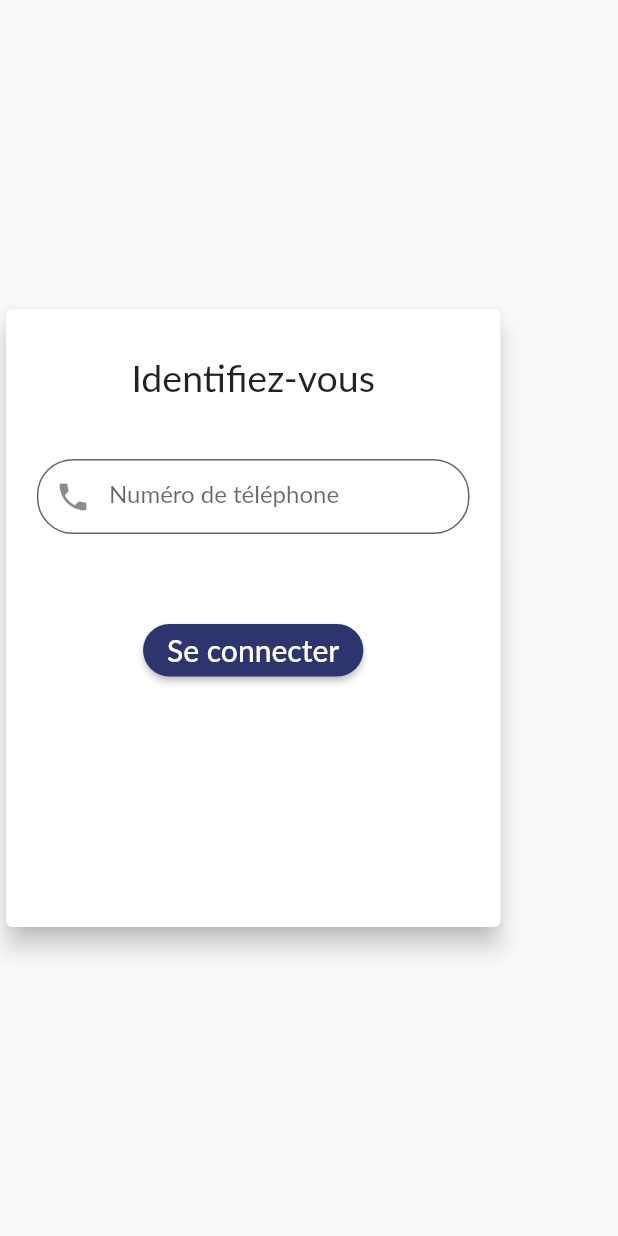
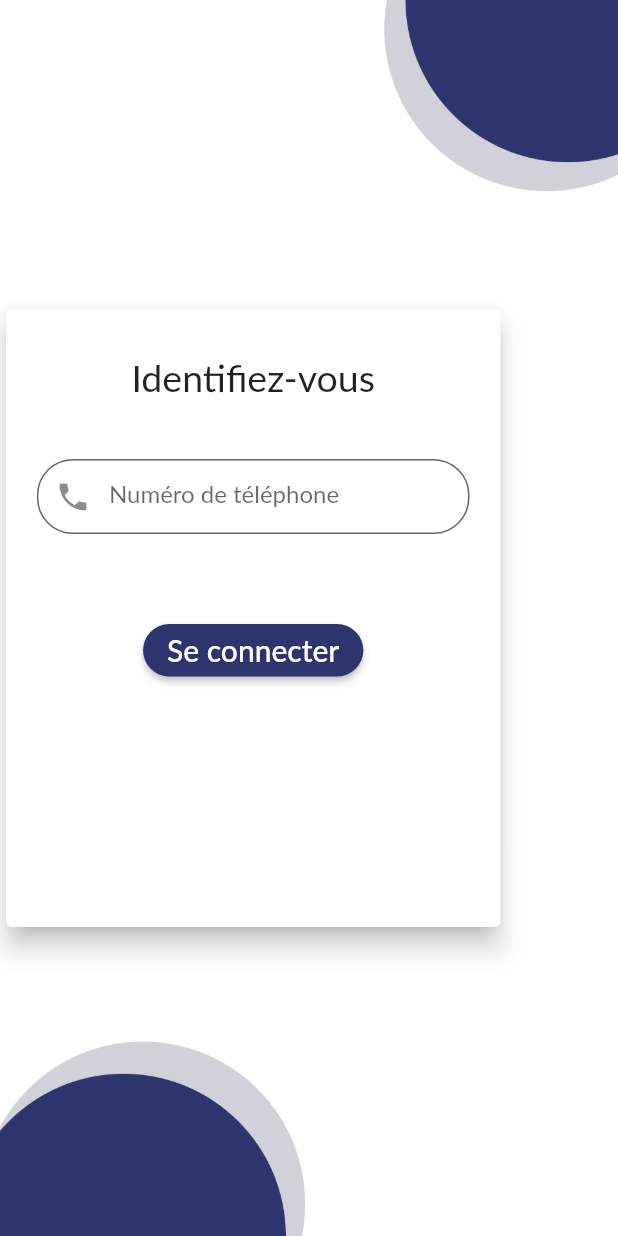
Before and after one commit to NML124/alexandrie, a Flutter app: the screen it shows after launch, on a phone screen of 412 x 824 dp. Run offline on Flutter 3.47's test engine with Material 2 defaults, Android fonts, the phone set to English and light mode, and no system bars; our stand-ins replace firebase_core; accounts and stored records are empty; Roboto replaces fonts that are missing (Lato).

Commit message:
Add background

```diff
--- a/lib/Screens/auth_screen.dart
+++ b/lib/Screens/auth_screen.dart
@@ -7,7 +7,13 @@ class AuthScreen extends StatelessWidget {
   @override
   Widget build(BuildContext context) {
     final deviceSize = MediaQuery.of(context).size;
-    return Scaffold(
+    return Container(
+      decoration: BoxDecoration(
+          image: DecorationImage(
+              image: AssetImage('assets/images/background.png'),
+              fit: BoxFit.cover)),
+      child: Scaffold(
+        backgroundColor: Colors.transparent,
         body: Center(
           widthFactor: 1,
           child: Card(
@@ -38,7 +44,8 @@ class AuthScreen extends StatelessWidget {
                           filled: true,
                           fillColor: Colors.white70,
                           border: OutlineInputBorder(
-                          borderRadius: BorderRadius.all(Radius.circular(24.0)),
+                            borderRadius:
+                                BorderRadius.all(Radius.circular(24.0)),
                           )),
                     ),
                   ),
@@ -55,9 +62,11 @@ class AuthScreen extends StatelessWidget {
                         style: TextStyle(fontSize: 20),
                       )),
                       style: ButtonStyle(
-                        shape: MaterialStatePropertyAll<RoundedRectangleBorder>(
+                          shape:
+                              MaterialStatePropertyAll<RoundedRectangleBorder>(
                                   RoundedRectangleBorder(
-                                borderRadius: BorderRadius.circular(18.0)))),
+                                      borderRadius:
+                                          BorderRadius.circular(18.0)))),
                     ),
                   )
                 ],
@@ -65,6 +74,7 @@ class AuthScreen extends StatelessWidget {
             ),
           ),
         ),
+      ),
     );
   }
 }
```
Lines whose indentation alone changed are shown as unchanged.
